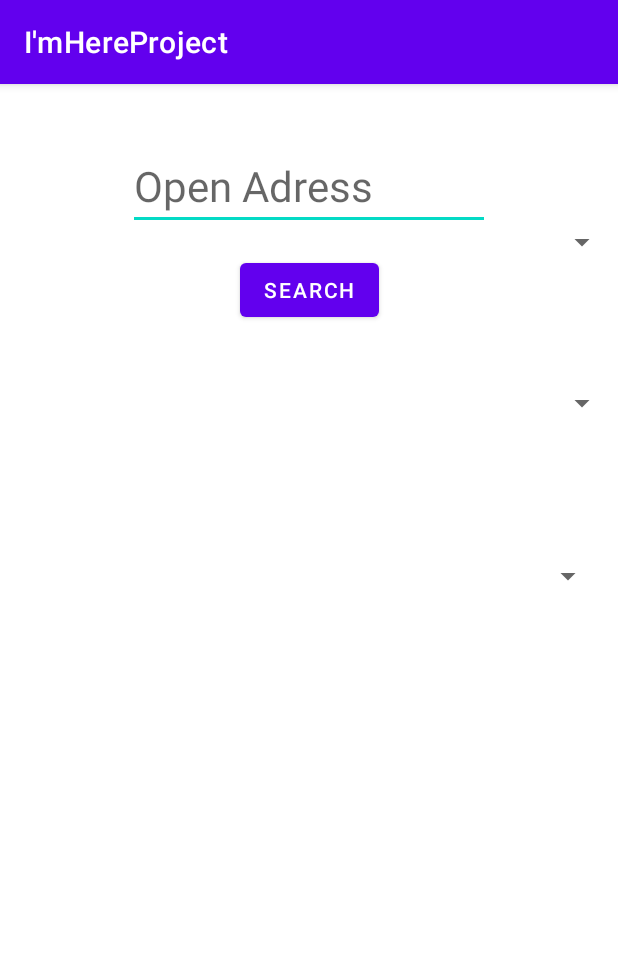
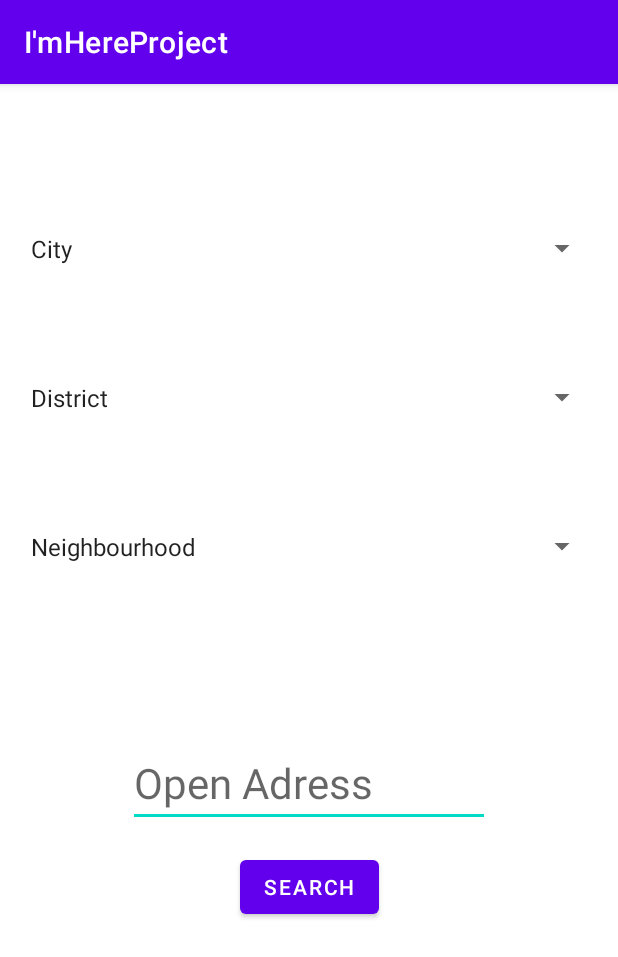
Before and after one commit to SvilRescuador/IamHereProject, an Android app: the GuncelIhbar screen opened directly, with no data from a screen before it, on a phone screen of 412 x 824 dp. Shown: the top 957 px of the screen. Run offline under Robolectric (Android 15) with nearby library versions, the light colour scheme and no system bars.

Commit message:
Current Notices Eklemesi

```diff
--- a/app/src/main/java/com/furkanozek/imhereproject/GuncelIhbar/GuncelIhbar.java
+++ b/app/src/main/java/com/furkanozek/imhereproject/GuncelIhbar/GuncelIhbar.java
@@ -3,14 +3,70 @@ package com.furkanozek.imhereproject.GuncelIhbar;
 import androidx.appcompat.app.AppCompatActivity;
 
 import android.os.Bundle;
+import android.view.View;
+import android.widget.AdapterView;
+import android.widget.ArrayAdapter;
+import android.widget.Spinner;
 
 import com.furkanozek.imhereproject.R;
 
-public class GuncelIhbar extends AppCompatActivity {
+public class GuncelIhbar extends AppCompatActivity implements AdapterView.OnItemSelectedListener{
 
     @Override
     protected void onCreate(Bundle savedInstanceState) {
         super.onCreate(savedInstanceState);
         setContentView(R.layout.activity_guncel_ihbar);
+
+        // Initialize the Spinner
+        Spinner spinner2 = findViewById(R.id.spinner2);
+        spinner2.setOnItemSelectedListener(this);
+
+        Spinner spinner3 = findViewById(R.id.spinner3);
+        spinner3.setOnItemSelectedListener(this);
+
+        Spinner spinner4 = findViewById(R.id.spinner5);
+        spinner4.setOnItemSelectedListener(this);
+
+        ArrayAdapter<CharSequence> adapter2 = ArrayAdapter.createFromResource(this,
+                R.array.spinner_items3, android.R.layout.simple_spinner_item);
+
+        // Specify the layout to use when the list of choices appears
+        adapter2.setDropDownViewResource(android.R.layout.simple_spinner_dropdown_item);
+
+
+
+        ArrayAdapter<CharSequence> adapter1 = ArrayAdapter.createFromResource(this,
+                R.array.spinner_items2, android.R.layout.simple_spinner_item);
+
+        // Apply the adapter to the spinner
+        spinner3.setAdapter(adapter1);
+
+        // Specify the layout to use when the list of choices appears
+        adapter1.setDropDownViewResource(android.R.layout.simple_spinner_dropdown_item);
+
+
+
+        spinner4.setAdapter(adapter2);
+
+        // Create an ArrayAdapter using the string array and a default spinner layout
+        ArrayAdapter<CharSequence> adapter = ArrayAdapter.createFromResource(this,
+                R.array.spinner_items1, android.R.layout.simple_spinner_item);
+
+        // Specify the layout to use when the list of choices appears
+        adapter.setDropDownViewResource(android.R.layout.simple_spinner_dropdown_item);
+
+        // Apply the adapter to the spinner
+        spinner2.setAdapter(adapter);
+
+    }
+
+    @Override
+    public void onItemSelected(AdapterView<?> parent, View view, int position, long id) {
+
+    }
+
+    @Override
+    public void onNothingSelected(AdapterView<?> parent) {
+
     }
 }
--- a/app/src/main/res/layout/activity_guncel_ihbar.xml
+++ b/app/src/main/res/layout/activity_guncel_ihbar.xml
@@ -10,10 +10,10 @@
         android:id="@+id/spinner2"
         android:layout_width="386dp"
         android:layout_height="59dp"
-        android:layout_marginTop="76dp"
+        android:layout_marginTop="80dp"
         android:contentDescription="il"
         app:layout_constraintEnd_toEndOf="parent"
-        app:layout_constraintHorizontal_bias="1.0"
+        app:layout_constraintHorizontal_bias="0.48"
         app:layout_constraintStart_toStartOf="parent"
         app:layout_constraintTop_toTopOf="parent" />
 
@@ -21,10 +21,10 @@
         android:id="@+id/spinner3"
         android:layout_width="386dp"
         android:layout_height="59dp"
-        android:layout_marginTop="48dp"
+        android:layout_marginTop="40dp"
         android:contentDescription="ilce"
         app:layout_constraintEnd_toEndOf="parent"
-        app:layout_constraintHorizontal_bias="1.0"
+        app:layout_constraintHorizontal_bias="0.48"
         app:layout_constraintStart_toStartOf="parent"
         app:layout_constraintTop_toBottomOf="@+id/spinner2" />
 
@@ -32,10 +32,10 @@
         android:id="@+id/spinner5"
         android:layout_width="386dp"
         android:layout_height="59dp"
-        android:layout_marginTop="56dp"
+        android:layout_marginTop="40dp"
         android:contentDescription="ilce"
         app:layout_constraintEnd_toEndOf="parent"
-        app:layout_constraintHorizontal_bias="0.64"
+        app:layout_constraintHorizontal_bias="0.48"
         app:layout_constraintStart_toStartOf="parent"
         app:layout_constraintTop_toBottomOf="@+id/spinner3" />
 
@@ -43,6 +43,7 @@
         android:id="@+id/editTextTextPersonName2"
         android:layout_width="241dp"
         android:layout_height="97dp"
+        android:layout_marginTop="60dp"
         android:ems="10"
         android:gravity="bottom|left"
         android:hint="Open Adress"
@@ -50,7 +51,7 @@
         android:textSize="28sp"
         app:layout_constraintEnd_toEndOf="parent"
         app:layout_constraintStart_toStartOf="parent"
-        tools:layout_editor_absoluteY="433dp" />
+        app:layout_constraintTop_toBottomOf="@+id/spinner5" />
 
     <Button
         android:id="@+id/Search"
```
